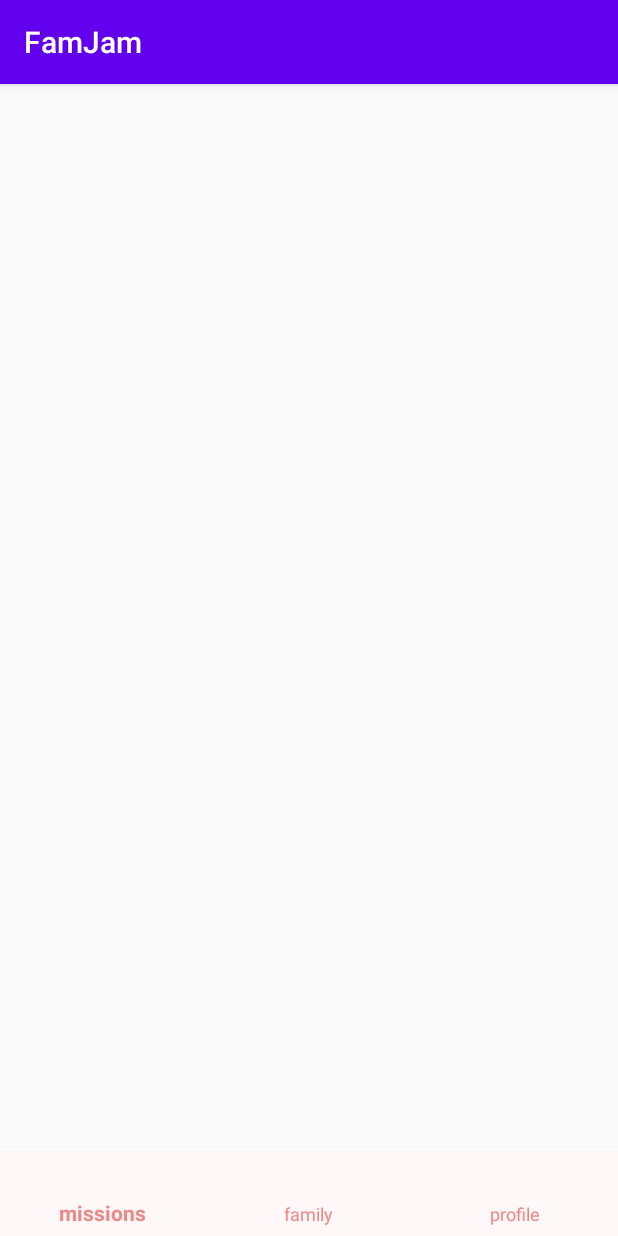
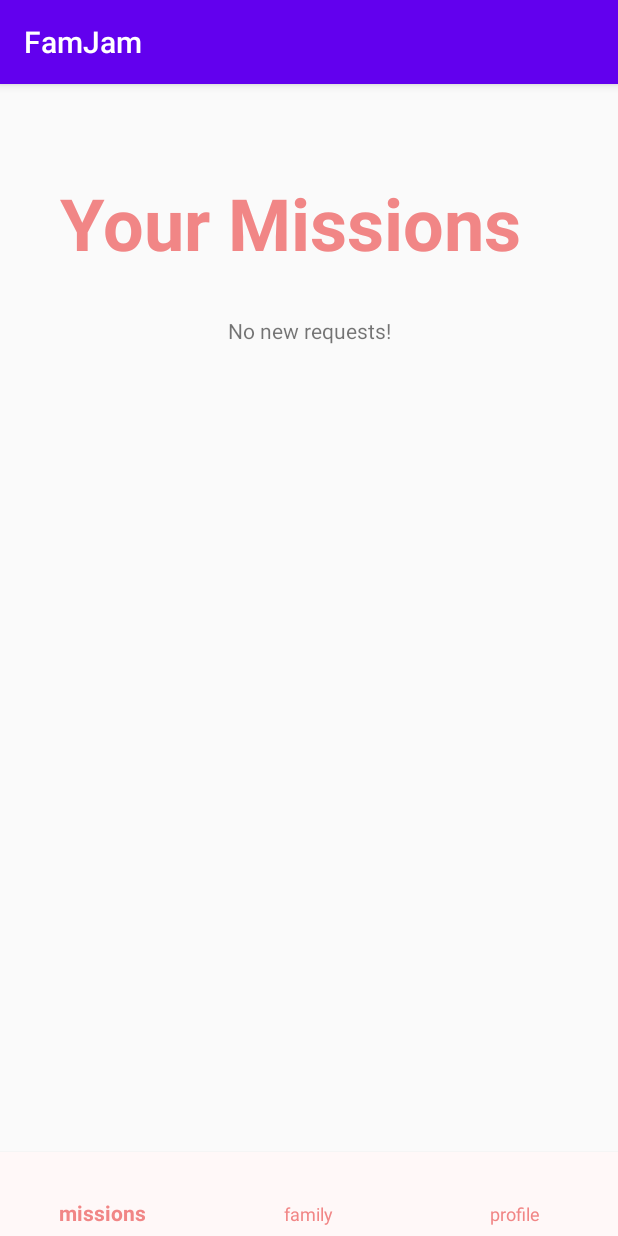
Before and after one commit to bonnie-chin/Fam_Jam, an Android app: the screen it shows after launch once a user with an empty profile is signed in (MainActivity), on a phone screen of 412 x 824 dp. Run offline under Robolectric (Android 15) with nearby library versions, the phone set to English and light mode, and no system bars; our stand-ins replace Firebase (no records; nobody signed in at launch, a user with empty details on screens opened directly); libraries missing offline, so code that uses them is left out: com.firebase.ui; 2 statements that could not run were skipped.

Commit message:
added more login/mission stuff

```diff
--- a/app/src/main/AndroidManifest.xml
+++ b/app/src/main/AndroidManifest.xml
@@ -9,6 +9,7 @@
         android:roundIcon="@mipmap/ic_launcher_round"
         android:supportsRtl="true"
         android:theme="@style/AppTheme">
+        <activity android:name=".OnboardingActivity"></activity>
         <activity android:name=".LoginActivity">
             <intent-filter>
                 <action android:name="android.intent.action.MAIN" />
--- a/app/src/main/java/fam_jam/fam_jam/MainActivity.java
+++ b/app/src/main/java/fam_jam/fam_jam/MainActivity.java
@@ -74,4 +74,8 @@ public class MainActivity extends AppCompatActivity implements BottomNavigationV
         }
         return loadFragment(fragment);
     }
+
+    private void generateMission(){
+
+    }
 }
--- a/app/src/main/res/layout/fragment_missions.xml
+++ b/app/src/main/res/layout/fragment_missions.xml
@@ -1,6 +1,52 @@
 <?xml version="1.0" encoding="utf-8"?>
-<android.support.constraint.ConstraintLayout
+<FrameLayout
     xmlns:android="http://schemas.android.com/apk/res/android" android:layout_width="match_parent"
     android:layout_height="match_parent">
 
-</android.support.constraint.ConstraintLayout>
+    <LinearLayout
+        android:layout_width="match_parent"
+        android:layout_height="wrap_content"
+        android:orientation="vertical"
+        android:paddingTop="30dp"
+        android:paddingHorizontal="30dp"
+        android:paddingBottom="0dp">
+
+        <TextView
+            android:layout_width="wrap_content"
+            android:layout_height="wrap_content"
+            android:layout_marginHorizontal="10dp"
+            android:layout_marginVertical="30dp"
+            android:text="Your Missions"
+            android:textColor="#F18686"
+            android:textSize="72px"
+            android:textStyle="bold"/>
+
+        <TextView
+            android:id="@+id/no_new_requests"
+            android:text="No new requests!"
+            android:textAlignment="center"
+            android:layout_width="match_parent"
+            android:layout_height="wrap_content" />
+
+        <!-- Refreshes Requests -->
+        <android.support.v4.widget.SwipeRefreshLayout
+            android:id="@+id/swipe_refresh_layout"
+            android:layout_width="match_parent"
+            android:layout_height="wrap_content">
+
+            <android.support.v7.widget.RecyclerView
+                android:id="@+id/recycler_view"
+                android:scrollbars="vertical"
+                android:layout_width="match_parent"
+                android:layout_height="match_parent"
+                android:fadingEdge="horizontal"
+                android:fadingEdgeLength="50dp"
+                android:fillViewport="false"
+                android:requiresFadingEdge="vertical">
+
+            </android.support.v7.widget.RecyclerView>
+        </android.support.v4.widget.SwipeRefreshLayout>
+
+    </LinearLayout>
+
+</FrameLayout>
```
Also changed, not shown: app/src/main/java/fam_jam/fam_jam/ItemAdapter.java (added, +135 -0 lines), app/src/main/java/fam_jam/fam_jam/LoginActivity.java (+6 -1 lines), app/src/main/java/fam_jam/fam_jam/OnboardingActivity.java (added, +33 -0 lines), app/src/main/java/fam_jam/fam_jam/model/Mission.java (added, +69 -0 lines), app/src/main/res/layout/activity_onboarding.xml (added, +31 -0 lines), app/src/main/res/layout/mission_card.xml (added, +118 -0 lines).
